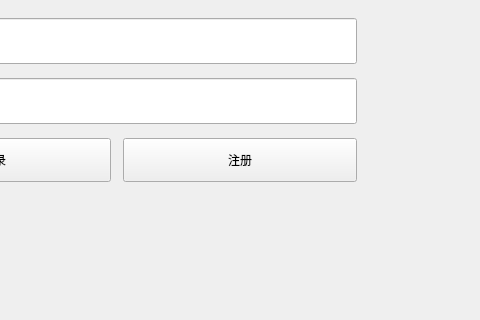
Lhc-xx/SmartHomeMonitoringSystem, file client/qt/SmartHomeClient/ui/LoginWidget.ui: the form before one commit; both pictures show x 333 to 813 and y 205 to 525 of the 900 by 640 pixel window.
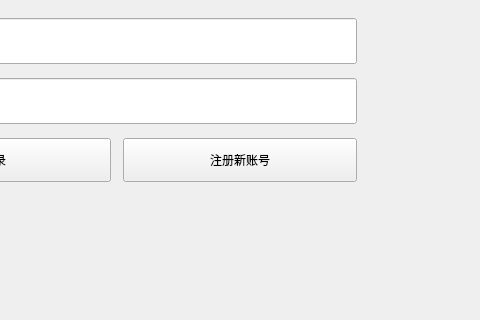
The form after the commit.

Patch:
```diff
--- a/client/qt/SmartHomeClient/ui/LoginWidget.ui
+++ b/client/qt/SmartHomeClient/ui/LoginWidget.ui
@@ -149,7 +149,7 @@
            <cursorShape>PointingHandCursor</cursorShape>
           </property>
           <property name="text">
-           <string>注册</string>
+           <string>注册新账号</string>
           </property>
          </widget>
         </item>
```
Lines whose indentation alone changed are shown as unchanged.
